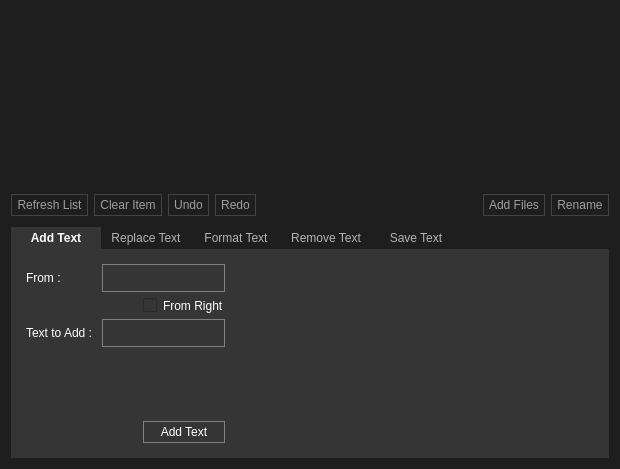
Old version of the form app/corerenamer/corerenamer.ui in the repository rahmanshaber/corebox.
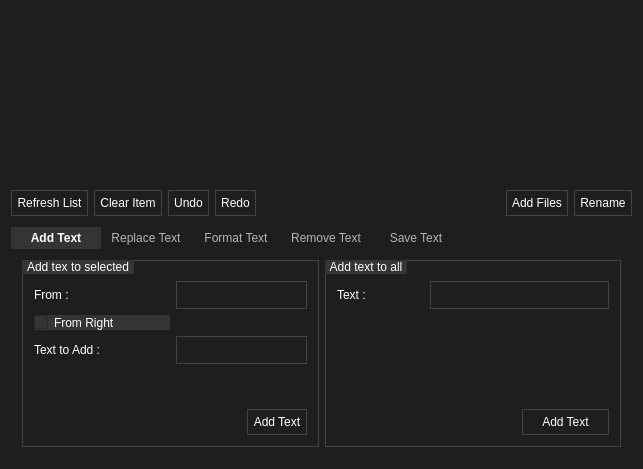
New version of the form. Icons and pictures are not drawn.

```diff
--- a/app/corerenamer/corerenamer.ui
+++ b/app/corerenamer/corerenamer.ui
@@ -18,7 +18,164 @@
     <normaloff>:/icons/CoreRenemer.svg</normaloff>:/icons/CoreRenemer.svg</iconset>
   </property>
   <property name="styleSheet">
-   <string notr="true"/>
+   <string notr="true">/*CoreRenamer*/
+
+QWidget{
+    background-color: #1E1E1E;
+    border: 1px #1E1E1E;
+    color: #9E9E9F;}
+
+
+QWidget [accessibleName=&quot;renameTools&quot;]{
+    background-color: #353536;
+    border: 1px #353536;}
+
+
+QLineEdit{
+    background-color: transparent;
+    border: 1px solid #434343;
+    padding: 5px 5px 5px 10px;}
+
+
+QLabel{
+    background-color: transparent;
+    color: #FFFFFF;}
+
+
+QCheckBox {
+    border: 1px #434343;
+    color: #ffffff;
+    background-color: #353536;}
+
+
+QRadioButton{
+    color: #ffffff;
+    background-color: #353536;}
+
+
+QToolButton{
+    background-color: transparent;
+    color: #ffffff;
+    padding: 2px 3px 2px 3px;
+    border: 1px solid #434343;}
+QToolButton:pressed{
+    background-color: #3E4A58;}
+QToolButton:hover {
+    background-color: #3E4A58; }
+
+
+QPushButton{
+    background-color: transparent;
+    color: #ffffff;
+    border: 1px solid #434343;
+    padding: 5px 5px 5px 5px;}
+QPushButton:pressed{
+    background-color: #3E4A58;}
+QPushButton:hover {
+    background-color: #3E4A58;}
+
+
+QGroupBox {
+    background-color: transparent;
+    color: #ffffff;
+    border: 1px solid #434343;
+    margin-top: 1ex; /* leave space at the top for the title */}
+QGroupBox::title {
+    background-color: #353536;
+    subcontrol-origin: margin;
+    subcontrol-position: top left; /* position at the top center */
+    padding: 0 3px;}
+
+
+QComboBox {
+    background-color: #353536;
+    color: #ffffff;
+    border: 1px solid #434343;
+    padding: 5px 5px 5px 10px;}
+QComboBox QAbstractItemView {
+    background-color: #546070;
+    color: #ffffff;
+    selection-background-color: #F1A873;}
+QComboBox::drop-down {
+    background-color: #3C3C43;}
+
+
+QTabWidget QTabBar{
+    background-color: #373737;
+    border:none;
+    height: 22px;}
+QTabWidget QTabBar::tab{
+    text-align: left;
+    background-color: #136ba2;
+    border-style: 1px #434343;
+    height: 22px;
+    width: 80px;
+    color: #136ba2;
+    padding: 0px 5px 0px 5px;}
+QTabWidget QTabBar::tab:selected{
+    background-color: #353536;
+    font-weight: bold;
+    color: #ffffff;}
+QTabWidget QTabBar::tab:!selected{
+    background-color:#1E1E1E;
+    color:  #B4B4B4;}
+QTabWidget QTabBar::tab:hover{
+    background-color:  #353536;
+    color:  #ffffff;}
+
+
+QHeaderView{
+    padding-left: 4px;
+    background-color:#1E1E1E ;
+    color:#606364;}
+QHeaderView::section {
+    background-color:#1E1E1E;
+    color:#606364;
+    border: 1px #ffffff;}
+
+
+QTableView {
+    selection-background-color:#323232 ;
+    selection-color:#1CB853; }
+QTableView::item{
+    border-bottom-style:solid;
+    border-width:1;
+    border-color: #323232;}
+
+
+
+QScrollBar:vertical {
+    background-color: rgba( 0, 0, 0, 72% );
+    max-width: 8px;
+    border-radius: 4px;
+    padding: 1px; }
+QScrollBar::handle:vertical {
+    background-color: silver;
+    max-width: 6px;
+    min-height: 12px;
+    border-radius: 3px; }
+QScrollBar:horizontal {
+    background-color: rgba( 0, 0, 0, 72% );
+    max-height: 8px;
+    border-radius: 4px;
+    padding: 1px; }
+QScrollBar::handle:horizontal {
+    background-color: silver;
+    max-height: 6px;
+    min-width: 12px;
+    border-radius: 3px; }
+QScrollBar::sub-page:horizontal,
+QScrollBar::sub-page:vertical {
+    background-color: rgba( 0, 0, 0, 72% ); }
+QScrollBar::add-page:horizontal,
+QScrollBar::add-page:vertical {
+    background-color: rgba( 0, 0, 0, 72% ); }
+QScrollBar::add-line:vertical,
+QScrollBar::sub-line:vertical {
+    width: 0px; height: 0px; }
+QScrollBar::add-line:horizontal,
+QScrollBar::sub-line:horizontal {
+    width: 0px; height: 0px; }</string>
   </property>
   <layout class="QVBoxLayout" name="verticalLayout_2">
    <property name="spacing">
@@ -38,66 +195,9 @@
    </property>
    <item>
     <widget class="QWidget" name="widget" native="true">
-     <property name="styleSheet">
-      <string notr="true">QWidget{
-background-color: #1E1E1E;
-border: 1px #1E1E1E;
-color: #9E9E9F;
-}
-</string>
-     </property>
      <layout class="QVBoxLayout" name="verticalLayout">
       <item>
        <widget class="QTableView" name="FLists">
-        <property name="styleSheet">
-         <string notr="true">QTableView::item{
-border-bottom-style:solid;
-border-width:1;
-border-color: #323232;
-}
-
-QTableView {
-selection-background-color:#323232 ;
-selection-color:#1CB853; 
-}
-
-QHeaderView{ 
-padding-left: 4px;
-background-color:#1E1E1E ;
-color:#606364;
-}
-
-QHeaderView::section { 
-background-color:#1E1E1E;
-color:#606364;
-border: 1px #ffffff;
-}
-
-
-
-QScrollBar:vertical {
-background-color: rgba( 0, 0, 0, 72% );
-max-width: 8px;
-border-radius: 4px;
-padding: 1px; }
-
-QScrollBar::handle:vertical {
-background-color: silver;
-max-width: 6px;
-border-radius: 3px; }
-
-QScrollBar::sub-page:vertical {
-background-color: rgba( 0, 0, 0, 72% ); }
-
-QScrollBar::add-page:vertical {
-background-color: rgba( 0, 0, 0, 72% ); }
-
-QScrollBar::add-line:vertical, 
-QScrollBar::sub-line:vertical {
-width: 0px; height: 0px; }
-
-</string>
-        </property>
         <property name="editTriggers">
          <set>QAbstractItemView::NoEditTriggers</set>
         </property>
@@ -147,24 +247,6 @@
           <height>40</height>
          </size>
         </property>
-        <property name="styleSheet">
-         <string notr="true">/*PushButton */
-QPushButton{
-border: 1px solid #434343;
-padding: 3px 5px 3px 5px;
-}
-
-
-
-QPushButton:pressed{
-background-color: #3E4A58;
-}
-
-QPushButton:hover {
-background-color: #3E4A58;
-}
-</string>
-        </property>
         <layout class="QHBoxLayout" name="buttons">
          <property name="leftMargin">
           <number>0</number>
@@ -262,94 +344,6 @@
           <verstretch>0</verstretch>
          </sizepolicy>
         </property>
-        <property name="styleSheet">
-         <string notr="true">QTabWidget QTabBar{
-background-color: #373737;
-border:none;
-height: 22px;
-}
-
-QTabWidget QTabBar::tab{
-text-align: left;
-background-color: #136ba2;
-border-style: 1px rgb(67, 67, 67);
-height: 22px;
-width: 80px;
-color: #136ba2;
-padding: 0px 5px 0px 5px;
-}
-
-QTabWidget QTabBar::tab:selected{
-background-color: #353536;
-font-weight: bold;
-color: #ffffff;
-}
-
-QTabWidget QTabBar::tab:!selected{
-background-color:#1E1E1E;
-color:  #B4B4B4;
-}
-
-QTabWidget QTabBar::tab:hover{
-background-color:  #353536;
-color:  #ffffff;
-}
-
-QWidget{
-background-color: #353536;
-color: #ffffff;
-border: 1px #353536;
-}
-
-/*PushButton */
-QPushButton{
-border: 1px solid gray;
-padding: 3px 5px 3px 5px;
-}
-
-QPushButton:pressed{
-background-color: #3E4A58;
-}
-
-QPushButton:hover {
-background-color: #3E4A58;
-}
-
-
-QLineEdit{
-    border: 1px solid gray;
-    padding: 5px 5px 5px 10px;
-}
-
-/*ComboBox */
-QComboBox {
-    border: 1px solid gray;
-    padding: 5px 5px 5px 10px;
-}
-QComboBox QAbstractItemView {
-    background-color: #546070;
-    color: #ffffff;
-    selection-background-color: #F1A873;
-}
-QComboBox::drop-down {
-    background-color: #3C3C43;
-}
-
-
-
-QGroupBox {
-    background-color: #353536;
-    border: 1px solid gray;
-    margin-top: 1ex; /* leave space at the top for the title */
-}
-
-QGroupBox::title {
-    subcontrol-origin: margin;
-    subcontrol-position: top left; /* position at the top center */
-    padding: 0 3px;
-    background-color: #353536;
-}</string>
-        </property>
         <property name="currentIndex">
          <number>0</number>
         </property>
@@ -357,99 +351,140 @@
          <attribute name="title">
           <string>Add Text</string>
          </attribute>
-         <layout class="QGridLayout" name="gridLayout_4">
-          <property name="leftMargin">
-           <number>15</number>
-          </property>
-          <property name="topMargin">
-           <number>15</number>
-          </property>
-          <property name="rightMargin">
-           <number>15</number>
-          </property>
-          <property name="bottomMargin">
-           <number>15</number>
-          </property>
-          <item row="0" column="1" colspan="2">
-           <widget class="QLineEdit" name="addTextCPos"/>
-          </item>
-          <item row="2" column="1" rowspan="2" colspan="2">
-           <widget class="QLineEdit" name="addTextEnter">
-            <property name="inputMask">
-             <string/>
+         <layout class="QHBoxLayout" name="horizontalLayout_4">
+          <item>
+           <widget class="QGroupBox" name="groupBox_4">
+            <property name="title">
+             <string>Add tex to selected</string>
             </property>
-            <property name="text">
-             <string/>
-            </property>
-            <property name="maxLength">
-             <number>32767</number>
-            </property>
-            <property name="clearButtonEnabled">
-             <bool>true</bool>
-            </property>
+            <layout class="QGridLayout" name="gridLayout_8">
+             <property name="topMargin">
+              <number>20</number>
+             </property>
+             <item row="0" column="0">
+              <widget class="QLabel" name="ladtcpos">
+               <property name="text">
+                <string>From : </string>
+               </property>
+              </widget>
+             </item>
+             <item row="2" column="0" colspan="2">
+              <widget class="QLabel" name="ladtentert">
+               <property name="text">
+                <string>Text to Add : </string>
+               </property>
+              </widget>
+             </item>
+             <item row="2" column="2" colspan="2">
+              <widget class="QLineEdit" name="addTextEnter">
+               <property name="inputMask">
+                <string/>
+               </property>
+               <property name="text">
+                <string/>
+               </property>
+               <property name="maxLength">
+                <number>32767</number>
+               </property>
+               <property name="clearButtonEnabled">
+                <bool>true</bool>
+               </property>
+              </widget>
+             </item>
+             <item row="4" column="3">
+              <widget class="QPushButton" name="addTextbtn">
+               <property name="sizePolicy">
+                <sizepolicy hsizetype="Fixed" vsizetype="Fixed">
+                 <horstretch>0</horstretch>
+                 <verstretch>0</verstretch>
+                </sizepolicy>
+               </property>
+               <property name="focusPolicy">
+                <enum>Qt::NoFocus</enum>
+               </property>
+               <property name="text">
+                <string>Add Text</string>
+               </property>
+              </widget>
+             </item>
+             <item row="0" column="2" colspan="2">
+              <widget class="QLineEdit" name="addTextCPos"/>
+             </item>
+             <item row="3" column="0" colspan="4">
+              <spacer name="verticalSpacer_5">
+               <property name="orientation">
+                <enum>Qt::Vertical</enum>
+               </property>
+               <property name="sizeHint" stdset="0">
+                <size>
+                 <width>271</width>
+                 <height>46</height>
+                </size>
+               </property>
+              </spacer>
+             </item>
+             <item row="1" column="0" colspan="2">
+              <widget class="QCheckBox" name="addFromR">
+               <property name="text">
+                <string>From Right</string>
+               </property>
+              </widget>
+             </item>
+            </layout>
            </widget>
           </item>
-          <item row="0" column="0">
-           <widget class="QLabel" name="ladtcpos">
-            <property name="text">
-             <string>From : </string>
+          <item>
+           <widget class="QGroupBox" name="groupBox_3">
+            <property name="title">
+             <string>Add text to all</string>
             </property>
-           </widget>
-          </item>
-          <item row="3" column="3" rowspan="2">
-           <spacer name="horizontalSpacer_5">
-            <property name="orientation">
-             <enum>Qt::Horizontal</enum>
-            </property>
-            <property name="sizeHint" stdset="0">
-             <size>
-              <width>365</width>
-              <height>20</height>
-             </size>
-            </property>
-           </spacer>
-          </item>
-          <item row="5" column="1">
-           <spacer name="verticalSpacer_5">
-            <property name="orientation">
-             <enum>Qt::Vertical</enum>
-            </property>
-            <property name="sizeHint" stdset="0">
-             <size>
-              <width>20</width>
-              <height>51</height>
-             </size>
-            </property>
-           </spacer>
-          </item>
-          <item row="6" column="2">
-           <widget class="QPushButton" name="addTextbtn">
-            <property name="sizePolicy">
-             <sizepolicy hsizetype="Preferred" vsizetype="Fixed">
-              <horstretch>0</horstretch>
-              <verstretch>0</verstretch>
-             </sizepolicy>
-            </property>
-            <property name="focusPolicy">
-             <enum>Qt::NoFocus</enum>
-            </property>
-            <property name="text">
-             <string>Add Text</string>
-            </property>
-           </widget>
-          </item>
-          <item row="1" column="2">
-           <widget class="QCheckBox" name="addFromR">
-            <property name="text">
-             <string>From Right</string>
-            </property>
-           </widget>
-          </item>
-          <item row="2" column="0" rowspan="2">
-           <widget class="QLabel" name="ladtentert">
-            <property name="text">
-             <string>Text to Add : </string>
-            </property>
+            <layout class="QGridLayout" name="gridLayout_7">
+             <property name="topMargin">
+              <number>20</number>
+             </property>
+             <item row="0" column="0">
+              <widget class="QLabel" name="lDoRemoveAddNum">
+               <property name="sizePolicy">
+                <sizepolicy hsizetype="Preferred" vsizetype="Preferred">
+                 <horstretch>0</horstretch>
+                 <verstretch>0</verstretch>
+                </sizepolicy>
+               </property>
+               <property name="text">
+                <string>Text :</string>
+               </property>
+              </widget>
+             </item>
+             <item row="0" column="1" colspan="2">
+              <widget class="QLineEdit" name="tDoRemoveAddNum"/>
+             </item>
+             <item row="2" column="2">
+              <widget class="QPushButton" name="doRemoveAddNum">
+               <property name="focusPolicy">
+                <enum>Qt::NoFocus</enum>
+               </property>
+               <property name="layoutDirection">
+                <enum>Qt::LeftToRight</enum>
+               </property>
+               <property name="text">
+                <string>Add Text</string>
+               </property>
+              </widget>
+             </item>
+             <item row="1" column="0" colspan="3">
+              <spacer name="verticalSpacer_7">
+               <property name="orientation">
+                <enum>Qt::Vertical</enum>
+               </property>
+               <property name="sizeHint" stdset="0">
+                <size>
+                 <width>270</width>
+                 <height>103</height>
+                </size>
+               </property>
+              </spacer>
+             </item>
+            </layout>
            </widget>
           </item>
          </layout>
@@ -570,99 +605,78 @@
             <property name="text">
              <string>Numbering : </string>
             </property>
-           </widget>
-          </item>
-          <item row="1" column="0" colspan="2">
-           <widget class="QPushButton" name="lowerCase">
-            <property name="focusPolicy">
-             <enum>Qt::NoFocus</enum>
-            </property>
-            <property name="text">
-             <string>All to lower case</string>
-            </property>
-           </widget>
-          </item>
-          <item row="1" column="2">
-           <widget class="QPushButton" name="capitalEach">
-            <property name="focusPolicy">
-             <enum>Qt::NoFocus</enum>
-            </property>
-            <property name="text">
-             <string>Capitalize Each Word</string>
-            </property>
-           </widget>
-          </item>
-          <item row="1" column="3">
-           <widget class="QPushButton" name="upperCase">
-            <property name="focusPolicy">
-             <enum>Qt::NoFocus</enum>
-            </property>
-            <property name="layoutDirection">
-             <enum>Qt::LeftToRight</enum>
-            </property>
-            <property name="text">
-             <string>All to UPPER CASE</string>
-            </property>
-           </widget>
-          </item>
-          <item row="1" column="4">
-           <spacer name="horizontalSpacer_3">
-            <property name="orientation">
-             <enum>Qt::Horizontal</enum>
-            </property>
-            <property name="sizeHint" stdset="0">
-             <size>
-              <width>237</width>
-              <height>20</height>
-             </size>
-            </property>
-           </spacer>
-          </item>
-          <item row="3" column="3">
-           <spacer name="verticalSpacer_2">
-            <property name="orientation">
-             <enum>Qt::Vertical</enum>
-            </property>
-            <property name="sizeHint" stdset="0">
-             <size>
-              <width>20</width>
-              <height>71</height>
-             </size>
-            </property>
-           </spacer>
-          </item>
-          <item row="0" column="2">
-           <widget class="QComboBox" name="formatc">
-            <item>
-             <property name="text">
-              <string>1. </string>
+            <layout class="QGridLayout" name="gridLayout_4">
+             <property name="topMargin">
+              <number>20</number>
              </property>
-            </item>
-            <item>
-             <property name="text">
-              <string>1 - </string>
-             </property>
-            </item>
-            <item>
-             <property name="text">
-              <string>01. </string>
-             </property>
-            </item>
-            <item>
-             <property name="text">
-              <string>01 - </string>
-             </property>
-            </item>
-            <item>
-             <property name="text">
-              <string>001. </string>
-             </property>
-            </item>
-            <item>
-             <property name="text">
-              <string>001 - </string>
-             </property>
-            </item>
+             <item row="0" column="0">
+              <widget class="QLabel" name="lformat">
+               <property name="sizePolicy">
+                <sizepolicy hsizetype="Expanding" vsizetype="Preferred">
+                 <horstretch>0</horstretch>
+                 <verstretch>0</verstretch>
+                </sizepolicy>
+               </property>
+               <property name="text">
+                <string>Number style :</string>
+               </property>
+              </widget>
+             </item>
+             <item row="0" column="1">
+              <widget class="QComboBox" name="formatc">
+               <item>
+                <property name="text">
+                 <string>1. </string>
+                </property>
+               </item>
+               <item>
+                <property name="text">
+                 <string>1 - </string>
+                </property>
+               </item>
+               <item>
+                <property name="text">
+                 <string>01. </string>
+                </property>
+               </item>
+               <item>
+                <property name="text">
+                 <string>01 - </string>
+                </property>
+               </item>
+               <item>
+                <property name="text">
+                 <string>001. </string>
+                </property>
+               </item>
+               <item>
+                <property name="text">
+                 <string>001 - </string>
+                </property>
+               </item>
+              </widget>
+             </item>
+             <item row="2" column="0">
+              <spacer name="verticalSpacer_6">
+               <property name="orientation">
+                <enum>Qt::Vertical</enum>
+               </property>
+               <property name="sizeHint" stdset="0">
+                <size>
+                 <width>20</width>
+                 <height>40</height>
+                </size>
+               </property>
+              </spacer>
+             </item>
+             <item row="1" column="0">
+              <widget class="QCheckBox" name="numFromR">
+               <property name="text">
+                <string>From Right</string>
+               </property>
+              </widget>
+             </item>
+            </layout>
            </widget>
           </item>
           <item row="0" column="3">
```
Left out of the diff: 121 changed lines with no effect on the pictures.
